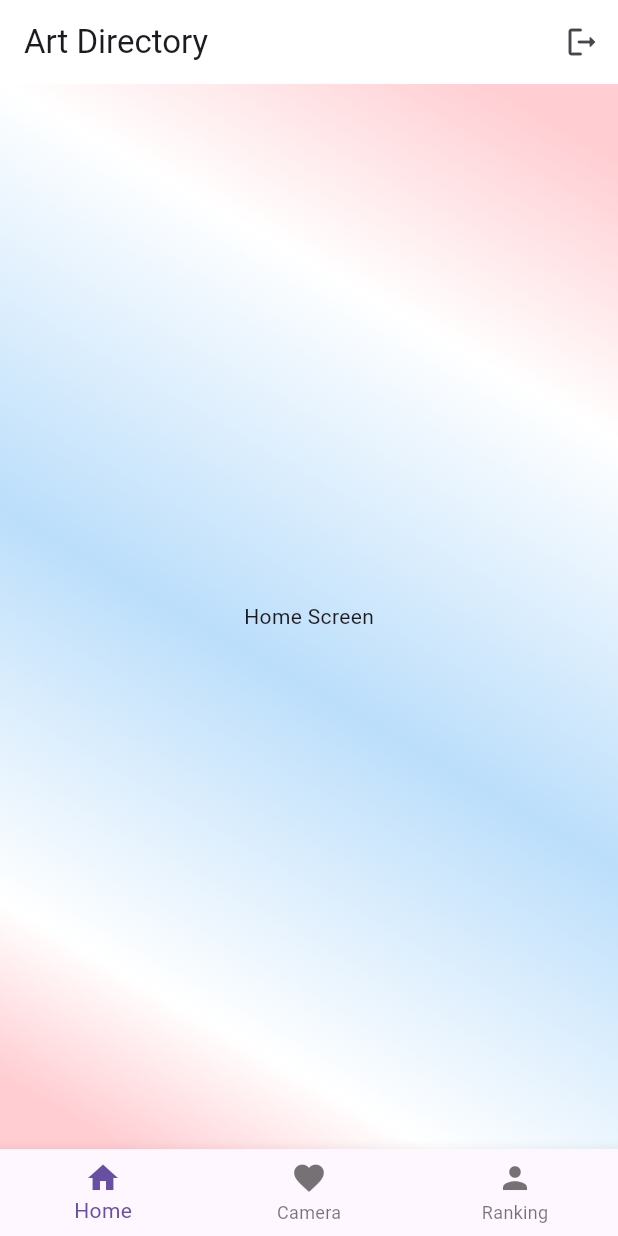
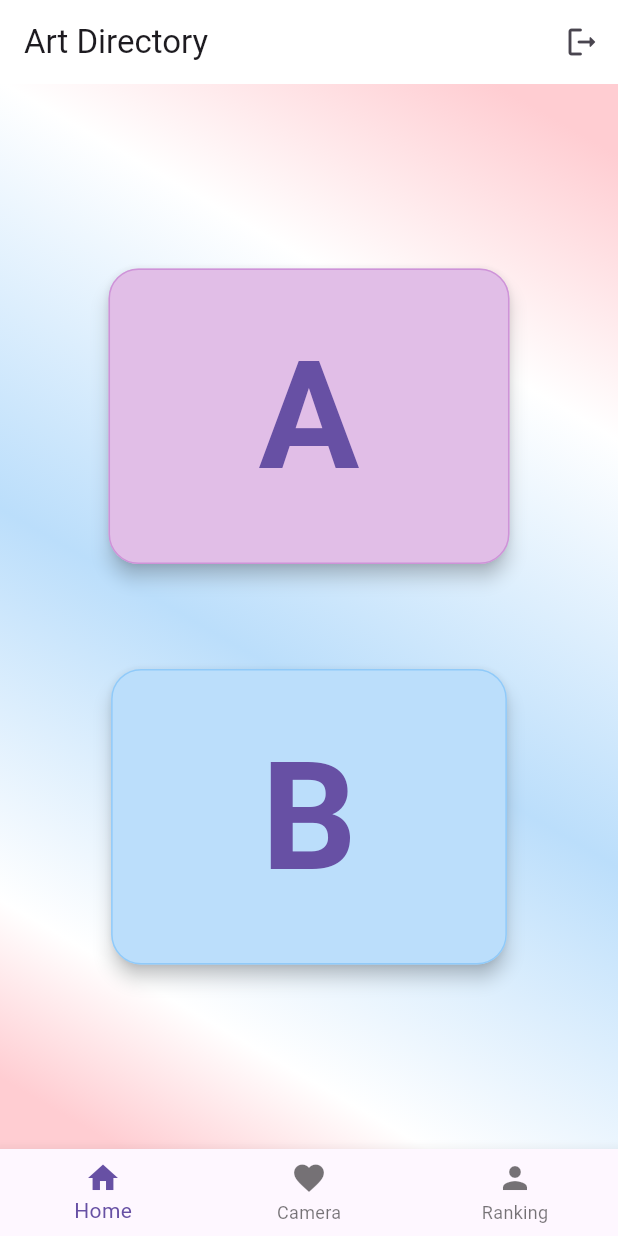
Before and after one commit to flukexp/art-directory, a Flutter app: the screen it shows after launch, after a tap on "Play as Guest", on a phone screen of 412 x 824 dp. Run offline on Flutter 3.47's test engine with Material 3 defaults, Android fonts, the phone set to English and light mode, and no system bars; our stand-ins replace camera, cloud_firestore, firebase_core; accounts and stored records are empty.

Commit message:
Prog I
MenuScreen and Login Screen

```diff
--- a/lib/HomeScreen.dart
+++ b/lib/HomeScreen.dart
@@ -1,12 +1,92 @@
+import 'package:artdirectory/main.dart';
 import 'package:flutter/material.dart';
+import 'LoginScreen.dart';
+import 'MenuScreen.dart';
+import 'CameraScreen.dart';
+import 'RankingScreen.dart';
 
-class HomeScreen extends StatelessWidget {
-  const HomeScreen({ Key? key }) : super(key: key);
+class HomeScreen extends StatefulWidget {
+  const HomeScreen({Key? key, required this.title}) : super(key: key);
+
+  final String title;
+
+  @override
+  State<HomeScreen> createState() => _HomeScreenState();
+}
+
+class _HomeScreenState extends State<HomeScreen> {
+  int _currentIndex = 0;
+
+  final List<Widget> _tabs = [
+    const MenuScreen(),
+    const CameraScreen(),
+    const RankingScreen(),
+  ];
+
+  // Function to handle logout
+  void _logout() {
+  // Navigate back to the login screen and replace the current route
+  Navigator.pushReplacement(
+    context,
+    MaterialPageRoute(builder: (context) => const MainScreen()),
+  );
+}
 
   @override
   Widget build(BuildContext context) {
-    return Center(
-      child: Text('Home Screen'),
+    return Scaffold(
+      appBar: AppBar(
+        title: const Text('Art Directory'),
+        backgroundColor: Colors.white,
+        actions: <Widget>[
+          IconButton(
+            icon: const Icon(Icons.logout_rounded),
+            onPressed: _logout, // Call the logout function
+          ),
+        ],
+      ),
+      body: Container(
+        decoration: BoxDecoration(
+          gradient: LinearGradient(
+            begin: Alignment.topRight,
+            end: Alignment.bottomLeft,
+            stops: const [0.05, 0.25, 0.55, 0.825, 0.95],
+            colors: [
+              Colors.red.shade100,
+              Colors.white,
+              Colors.blue.shade100,
+              Colors.white,
+              Colors.red.shade100,
+            ],
+          ),
+        ),
+        child: _tabs[_currentIndex],
+      ),
+      bottomNavigationBar: Container(
+        color: Colors.transparent,
+        child: BottomNavigationBar(
+          currentIndex: _currentIndex,
+          onTap: (int index) {
+            setState(() {
+              _currentIndex = index;
+            });
+          },
+          items: const [
+            BottomNavigationBarItem(
+              icon: Icon(Icons.home),
+              label: 'Home',
+            ),
+            BottomNavigationBarItem(
+              icon: Icon(Icons.favorite),
+              label: 'Camera',
+            ),
+            BottomNavigationBarItem(
+              icon: Icon(Icons.person),
+              label: 'Ranking',
+            ),
+          ],
+        ),
+      ),
     );
   }
 }
--- a/lib/LoginScreen.dart
+++ b/lib/LoginScreen.dart
@@ -1,6 +1,9 @@
+// LoginScreen.dart
 import 'package:flutter/material.dart';
 import 'package:artdirectory/main.dart';
 import 'package:uuid/uuid.dart';
+import 'package:cloud_firestore/cloud_firestore.dart';
+import 'HomeScreen.dart';
 
 class LoginScreen extends StatefulWidget {
   const LoginScreen({Key? key}) : super(key: key);
@@ -11,15 +14,40 @@ class LoginScreen extends StatefulWidget {
 
 class _LoginScreenState extends State<LoginScreen> {
   TextEditingController _usernameController = TextEditingController();
+  final FirebaseFirestore _firestore = FirebaseFirestore.instance;
+
+  Future<bool> isUsernameAvailable(String username) async {
+    QuerySnapshot querySnapshot = await _firestore
+        .collection('users')
+        .where('username', isEqualTo: username)
+        .get();
+
+    return querySnapshot.docs.isEmpty;
+  }
+
+  Future<void> login() async {
+    if (_usernameController.text.isNotEmpty) {
+      bool isAvailable = await isUsernameAvailable(_usernameController.text);
+
+      if (isAvailable) {
+        // Username is available, proceed with your logic
+        // For example, navigate to the HomeScreen
+        // ignore: use_build_context_synchronously
+        Navigator.pushReplacement(
+          context,
+          MaterialPageRoute(
+              builder: (context) => const HomeScreen(title: "Art Directory")),
+        );
+      } else {
+        // Handle the case where the username is not available
+        print('Username is not available.');
+      }
+    }
+  }
 
   @override
   Widget build(BuildContext context) {
-    return Scaffold(
-      appBar: AppBar(
-        title: const Text('Art Directory'),
-        backgroundColor: Colors.white,
-      ),
-      body: Stack(
+    return Stack(
         children: [
           Container(
             decoration: BoxDecoration(
@@ -48,16 +76,7 @@ class _LoginScreenState extends State<LoginScreen> {
                 ),
                 const SizedBox(height: 32),
                 ElevatedButton(
-                  onPressed: () {
-                    // Add your login logic here
-                    // For simplicity, let's navigate to the HomeScreen if username and password are not empty
-                    if (_usernameController.text.isNotEmpty) {
-                      Navigator.pushReplacement(
-                        context,
-                        MaterialPageRoute(builder: (context) => const MyHomePage(title: "Art Directory")),
-                      );
-                    }
-                  },
+                  onPressed: login,
                   child: const Text('Login'),
                 ),
                 const SizedBox(height: 16),
@@ -70,7 +89,9 @@ class _LoginScreenState extends State<LoginScreen> {
                     // You can navigate to the home screen or perform any other actions here
                     Navigator.pushReplacement(
                       context,
-                      MaterialPageRoute(builder: (context) => const MyHomePage(title: "Art Directory")),
+                      MaterialPageRoute(
+                          builder: (context) =>
+                              const HomeScreen(title: "Art Directory")),
                     );
                   },
                   child: const Text('Play as Guest'),
@@ -79,7 +100,6 @@ class _LoginScreenState extends State<LoginScreen> {
             ),
           ),
         ],
-      ),
     );
   }
 }
--- /dev/null
+++ b/lib/MenuScreen.dart
@@ -0,0 +1,60 @@
+import 'package:flutter/material.dart';
+
+class MenuScreen extends StatelessWidget {
+  const MenuScreen({Key? key}) : super(key: key);
+
+  @override
+  Widget build(BuildContext context) {
+    return Center(
+      child: Container(
+        width: double.infinity,
+        height: double.infinity,
+        child: Column(
+          mainAxisAlignment: MainAxisAlignment.center,
+          children: [
+            ElevatedButton(
+              onPressed: () {
+                // Handle button A press
+                print('Button A pressed');
+              },
+              style: ElevatedButton.styleFrom(
+                padding: EdgeInsets.symmetric(vertical: 40, horizontal: 100),
+                textStyle: TextStyle(fontSize: 100, fontWeight: FontWeight.bold),
+                primary: Colors.purple.shade100, // Button A color
+                shape: RoundedRectangleBorder(
+                  borderRadius: BorderRadius.circular(20.0),
+                  side: BorderSide(
+                      color:
+                          Colors.purple.shade200), // Border color for 3D effect
+                ),
+                elevation: 5, // Add elevation for 3D effect
+              ),
+              child: Text('A'),
+            ),
+            SizedBox(height: 70), // Add some space between buttons
+            ElevatedButton(
+              onPressed: () {
+                // Handle button B press
+                print('Button B pressed');
+              },
+              style: ElevatedButton.styleFrom(
+                padding: EdgeInsets.symmetric(vertical: 40, horizontal: 100),
+                textStyle: TextStyle(fontSize: 100,  fontWeight: FontWeight.bold),
+                primary: Colors.blue.shade100, // Button B color
+                shape: RoundedRectangleBorder(
+                  borderRadius: BorderRadius.circular(
+                      20.0), // Adjust the radius as needed
+                  side: BorderSide(
+                      color:
+                          Colors.blue.shade200), // Border color for 3D effect
+                ),
+                elevation: 5, // Add elevation for 3D effect
+              ),
+              child: Text('B'),
+            ),
+          ],
+        ),
+      ),
+    );
+  }
+}
--- a/lib/main.dart
+++ b/lib/main.dart
@@ -1,10 +1,15 @@
+// main.dart
 import 'package:flutter/material.dart';
 import 'LoginScreen.dart';
 import 'CameraScreen.dart';
 import 'HomeScreen.dart';
 import 'RankingScreen.dart';
+import 'package:cloud_firestore/cloud_firestore.dart';
+import 'package:firebase_core/firebase_core.dart';
 
-void main() {
+void main() async {
+  WidgetsFlutterBinding.ensureInitialized();
+  await Firebase.initializeApp();
   runApp(const MyApp());
 }
 
@@ -13,30 +18,15 @@ class MyApp extends StatelessWidget {
 
   @override
   Widget build(BuildContext context) {
-    return MaterialApp(
+    return const MaterialApp(
       debugShowCheckedModeBanner: false,
-      home: const LoginScreen(),
+      home: MainScreen(),
     );
   }
 }
 
-class MyHomePage extends StatefulWidget {
-  const MyHomePage({Key? key, required this.title}) : super(key: key);
-
-  final String title;
-
-  @override
-  State<MyHomePage> createState() => _MyHomePageState();
-}
-
-class _MyHomePageState extends State<MyHomePage> {
-  int _currentIndex = 0;
-
-  final List<Widget> _tabs = [
-    const HomeScreen(),
-    const CameraScreen(),
-    const RankingScreen(),
-  ];
+class MainScreen extends StatelessWidget {
+  const MainScreen({Key? key}) : super(key: key);
 
   @override
   Widget build(BuildContext context) {
@@ -44,62 +34,8 @@ class _MyHomePageState extends State<MyHomePage> {
       appBar: AppBar(
         title: const Text('Art Directory'),
         backgroundColor: Colors.white,
-        actions: <Widget>[
-          IconButton(
-            icon: const Icon(Icons.logout_rounded),
-            onPressed: () {
-              // Implement logout logic here
-              // For simplicity, let's navigate back to the login screen
-              Navigator.pushReplacement(
-                context,
-                MaterialPageRoute(builder: (context) => const LoginScreen()),
-              );
-            },
-          ),
-        ],
       ),
-      body: Container(
-        decoration: BoxDecoration(
-          gradient: LinearGradient(
-            begin: Alignment.topRight,
-            end: Alignment.bottomLeft,
-            stops: const [0.05, 0.25, 0.55, 0.825, 0.95],
-            colors: [
-              Colors.red.shade100,
-              Colors.white,
-              Colors.blue.shade100,
-              Colors.white,
-              Colors.red.shade100,
-            ],
-          ),
-        ),
-        child: _tabs[_currentIndex],
-      ),
-      bottomNavigationBar: Container(
-        color: Colors.transparent,
-        child: BottomNavigationBar(
-          currentIndex: _currentIndex,
-          onTap: (int index) {
-            setState(() {
-              _currentIndex = index;
-            });
-          },
-          items: const [
-            BottomNavigationBarItem(
-              icon: Icon(Icons.home),
-              label: 'Home',
-            ),
-            BottomNavigationBarItem(
-              icon: Icon(Icons.favorite),
-              label: 'Camera',
-            ),
-            BottomNavigationBarItem(
-              icon: Icon(Icons.person),
-              label: 'Ranking',
-            ),
-          ],
-        ),
-      ),
+      body: const LoginScreen(),
     );
   }
 }
```
Also changed, not shown: pubspec.yaml (+5 -18 lines), pubspec.lock, 7 other files.
